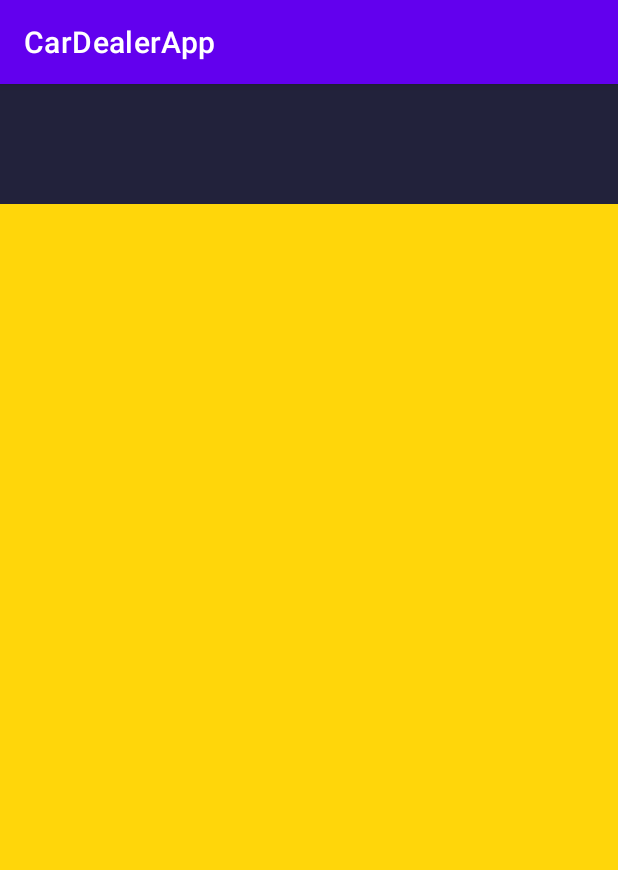
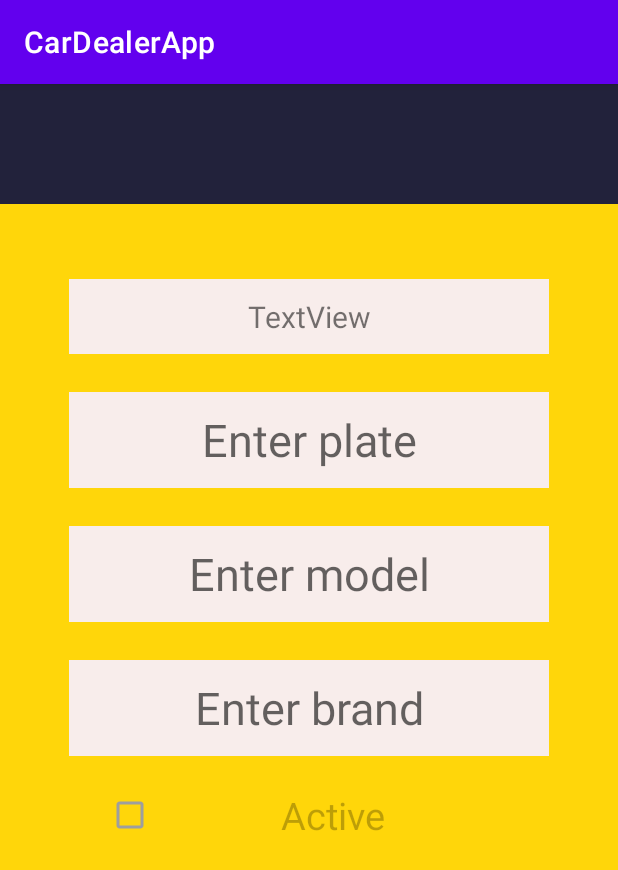
Before and after one commit to davidmillan5/CarDealerApp, an Android app: the ActivityCars screen opened directly, with no data from a screen before it, on a phone screen of 412 x 824 dp. Shown: the top 870 px of the screen. Run offline under Robolectric (Android 15) with nearby library versions, the phone set to English and light mode, and no system bars.

Commit message:
Cars layout almost finished

```diff
--- a/app/src/main/res/layout/activity_cars.xml
+++ b/app/src/main/res/layout/activity_cars.xml
@@ -6,13 +6,72 @@
     android:layout_height="match_parent"
     android:orientation="vertical"
     android:background="@color/yellow"
-    tools:context=".MainActivity">
+    tools:context=".ActivityCars">
 
     <TextView
         android:layout_width="match_parent"
         android:layout_height="80dp"
         android:background="@color/grayblack"
         />
+    <TextView
+        android:id="@+id/textView"
+        android:layout_width="320sp"
+        android:layout_height="50sp"
+        android:layout_marginTop="50sp"
+        android:gravity="center"
+        android:layout_gravity="center"
+        android:background="@color/whitey"
+        android:textSize="20sp"
+        android:text="TextView"/>
+    <EditText
+        android:id="@+id/etplate"
+        android:layout_width="320sp"
+        android:layout_height="64sp"
+        android:ems="10"
+        android:layout_marginTop="25dp"
+        android:textSize="30sp"
+        android:hint="Enter plate"
+        android:gravity="center"
+        android:layout_gravity="center"
+        android:inputType="text"
+        android:background="@color/whitey"/>
+
+    <EditText
+        android:id="@+id/etmodel"
+        android:layout_width="320sp"
+        android:layout_height="64sp"
+        android:ems="10"
+        android:layout_marginTop="25dp"
+        android:textSize="30sp"
+        android:hint="Enter model"
+        android:gravity="center"
+        android:layout_gravity="center"
+        android:inputType="number"
+        android:background="@color/whitey" />
+
+    <EditText
+        android:id="@+id/etbrand"
+        android:layout_width="320sp"
+        android:layout_height="64sp"
+        android:ems="10"
+        android:layout_marginTop="25dp"
+        android:textSize="30sp"
+        android:hint="Enter brand"
+        android:gravity="center"
+        android:layout_gravity="center"
+        android:inputType="text"
+        android:background="@color/whitey"/>
+
+    <CheckBox
+        android:id="@+id/checkboxActive"
+        android:layout_width="270dp"
+        android:layout_height="wrap_content"
+        android:layout_marginTop="15dp"
+        android:textSize="25sp"
+        android:enabled="false"
+        android:layout_gravity="center"
+        android:text="Active"
+        android:gravity="center"/>
 
 
 </LinearLayout>
--- a/app/src/main/res/layout/activity_clients.xml
+++ b/app/src/main/res/layout/activity_clients.xml
@@ -6,7 +6,7 @@
     android:layout_height="match_parent"
     android:orientation="vertical"
     android:background="@color/yellow"
-    tools:context=".MainActivity">
+    tools:context=".ActivityClients">
 
     <TextView
         android:id="@+id/clientid"
```
